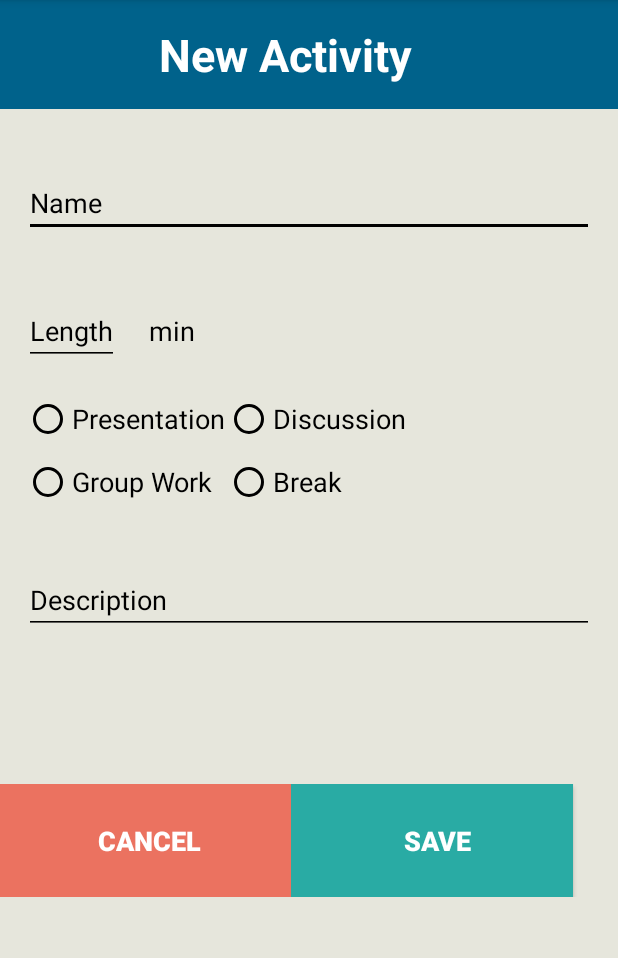
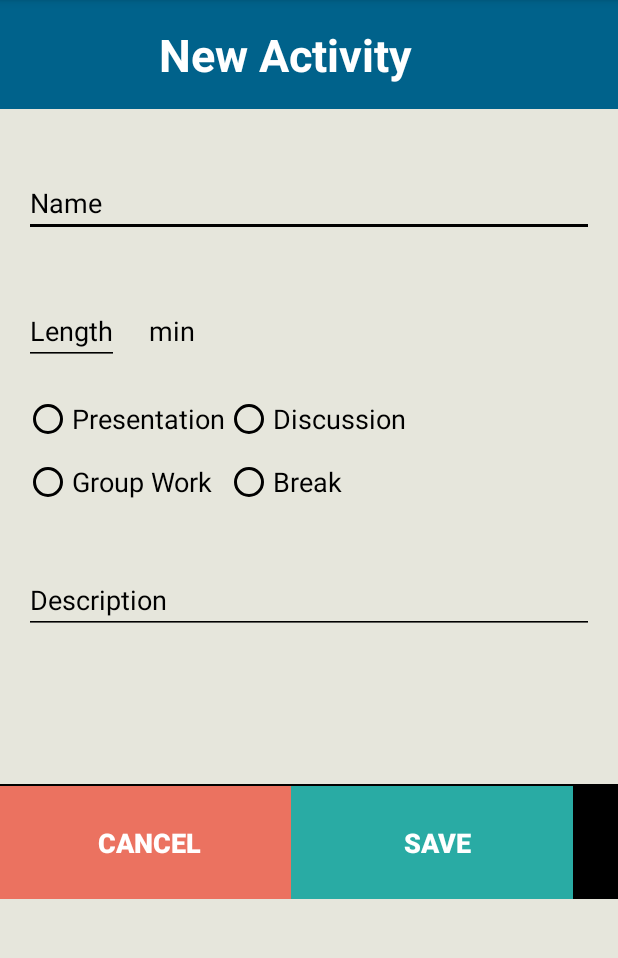
Before and after one commit to kmja/MeetingAgenda, an Android app: the screen it shows after launch (ActivityActivity), on a phone screen of 412 x 824 dp, the part 84-1042 px from its top. Run offline under Robolectric (Android 15) with nearby library versions, the phone set to English and light mode, and no system bars.

Commit message:
massa skit bara

```diff
--- a/app/src/main/res/layout/activity_layout.xml
+++ b/app/src/main/res/layout/activity_layout.xml
@@ -204,7 +204,8 @@
         android:layout_alignParentLeft="true"
         android:layout_alignParentStart="true"
         android:layout_marginTop="100dp"
-        android:baselineAligned="false">
+        android:baselineAligned="false"
+        android:background="#000000">
 
         <Button
             android:layout_width="wrap_content"
@@ -219,7 +220,8 @@
             android:paddingBottom="25dp"
             android:textColor="#ffffff"
             android:textStyle="bold"
-            android:textSize="18dp" />
+            android:textSize="18dp"
+            android:layout_marginTop="1dp" />
 
         <Button
             android:layout_width="wrap_content"
@@ -233,7 +235,8 @@
             android:paddingBottom="25dp"
             android:textColor="#ffffff"
             android:textStyle="bold"
-            android:textSize="18dp" />
+            android:textSize="18dp"
+            android:layout_marginTop="1dp" />
     </LinearLayout>
 
 
```
